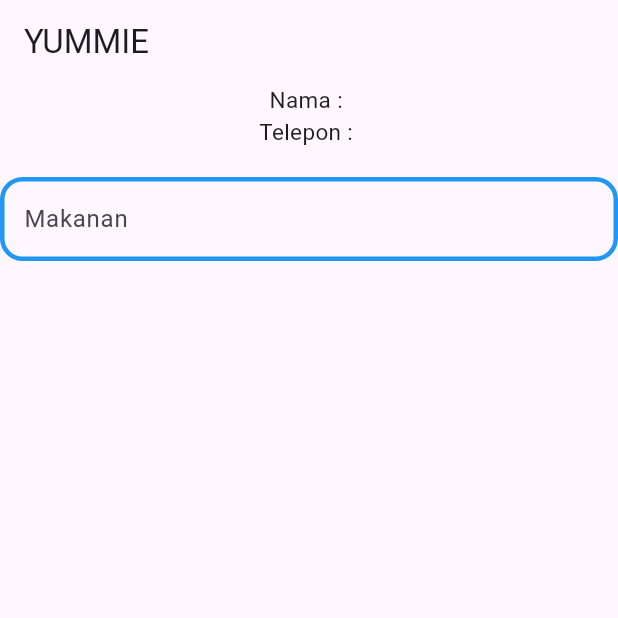
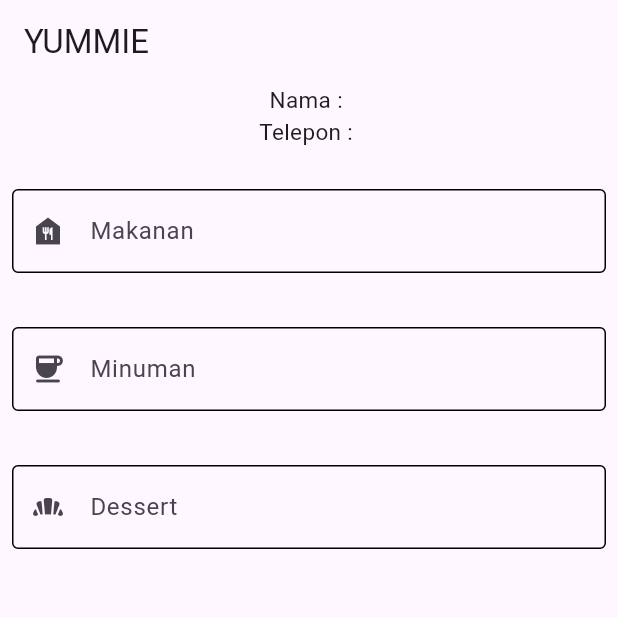
Before and after one commit to blqies20/FaseOne_149, a Flutter app: the HomeScreen screen opened directly with empty values, on a phone screen of 412 x 824 dp, the top half of it. Run offline on Flutter 3.47's test engine with Material 3 defaults, Android fonts, the phone set to English and light mode, and no system bars.

Commit message:
add home screen untuk mengetik menu

```diff
--- a/restaurant/lib/screen/home_screen.dart
+++ b/restaurant/lib/screen/home_screen.dart
@@ -1,5 +1,5 @@
 import 'package:flutter/material.dart';
-
+import 'package:flutter/widgets.dart';
 
 class HomeScreen extends StatelessWidget {
   const HomeScreen({super.key, required this.nama, required this.number});
@@ -16,28 +16,56 @@ class HomeScreen extends StatelessWidget {
       body: Center(
         child: Column(
           children: [
-            Column(
+            SafeArea(
+              child: Column(
                 children: <Widget>[
                   Text("Nama : $nama", style: TextStyle(fontSize: 15)),
                   Text("Telepon : $number", style: TextStyle(fontSize: 15)),
                 ],
               ),
+            ),
             SizedBox(
               height: 20,
             ),
-            TextFormField(
+            Padding(
+              padding: const EdgeInsets.all(8.0),
+              child: TextFormField(
                 decoration: InputDecoration(
                   labelText: "Makanan",
-                enabledBorder: OutlineInputBorder(
-                  borderSide: const BorderSide(width: 3, color: Colors.blue),
-                  borderRadius: BorderRadius.circular(15),
+                  enabledBorder: OutlineInputBorder(),
+                  prefixIcon: Icon(Icons.food_bank)
                 ),
               ),
             ),
             SizedBox(
               height: 20,
             ),
-
+            Padding(
+              padding: const EdgeInsets.all(8.0),
+              child: TextFormField(
+                decoration: InputDecoration(
+                  labelText: "Minuman",
+                  enabledBorder: OutlineInputBorder(),
+                  prefixIcon: Icon(Icons.coffee_rounded)
+                ),
+              ),
+            ),
+            SizedBox(
+              height: 20,
+            ),
+            Padding(
+              padding: const EdgeInsets.all(8.0),
+              child: TextFormField(
+                decoration: InputDecoration(
+                  labelText: "Dessert",
+                  enabledBorder: OutlineInputBorder(),
+                  prefixIcon: Icon(Icons.bakery_dining_rounded)
+                ),
+              ),
+            ),
+            SizedBox(
+              height: 20,
+            ),
           ],
         ),
       ),
```
Lines whose indentation alone changed are shown as unchanged.
